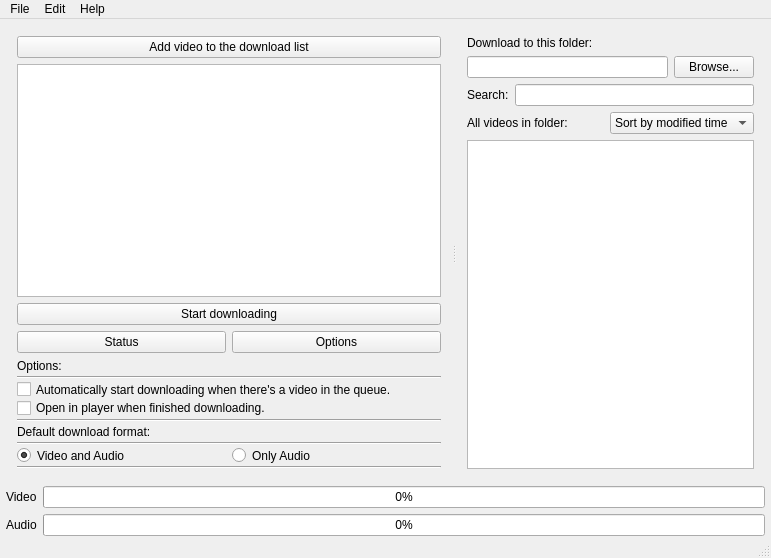
Old version of the form mainwindow.ui in the repository doublejim/QYoutubeDownloader.
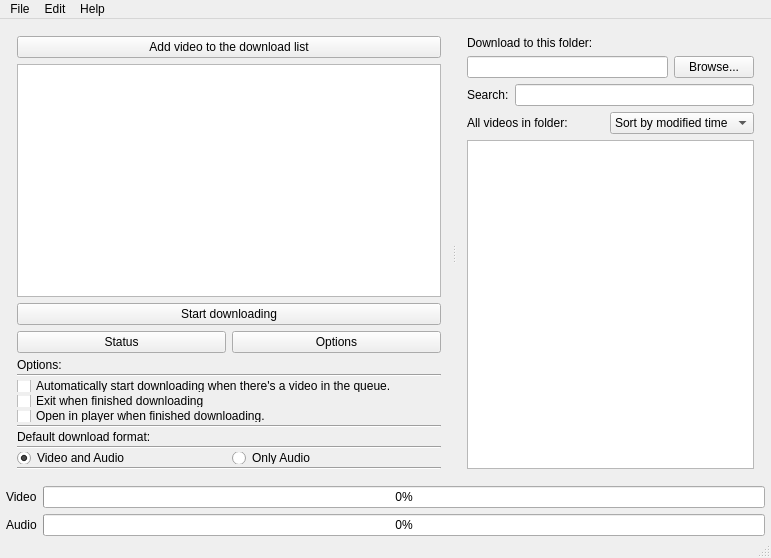
New version of the form. The open tabs and pages were chosen to show the change.

Commit message: Fix .pro file. Add 'Exit when finished downloading' option

What changed in the file:
```diff
--- a/mainwindow.ui
+++ b/mainwindow.ui
@@ -174,6 +174,13 @@
                 </property>
                </widget>
               </item>
+              <item>
+               <widget class="QCheckBox" name="checkExitWhenFinshed">
+                <property name="text">
+                 <string>Exit when finished downloading</string>
+                </property>
+               </widget>
+              </item>
               <item>
                <widget class="QCheckBox" name="checkOpenInPlayerAfterDownload">
                 <property name="text">
```
Left out of the diff: 7 changed lines with no effect on the pictures. The commit also changes 6 other files.
